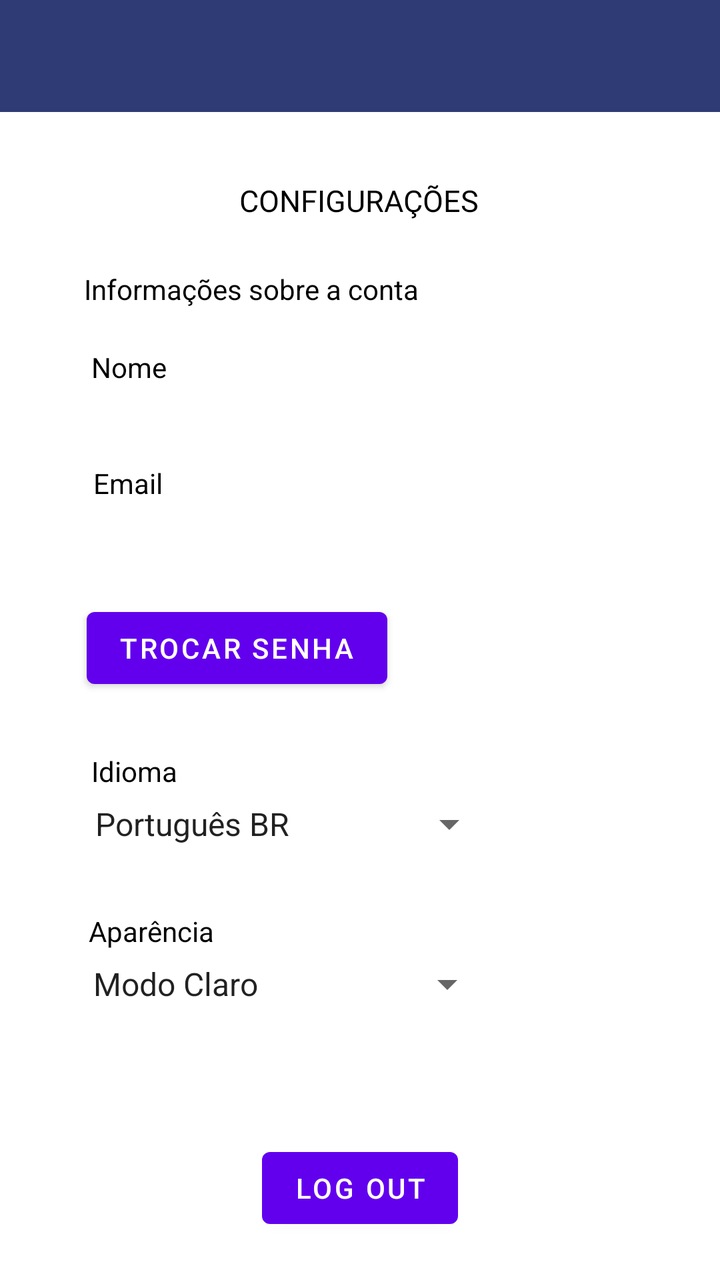
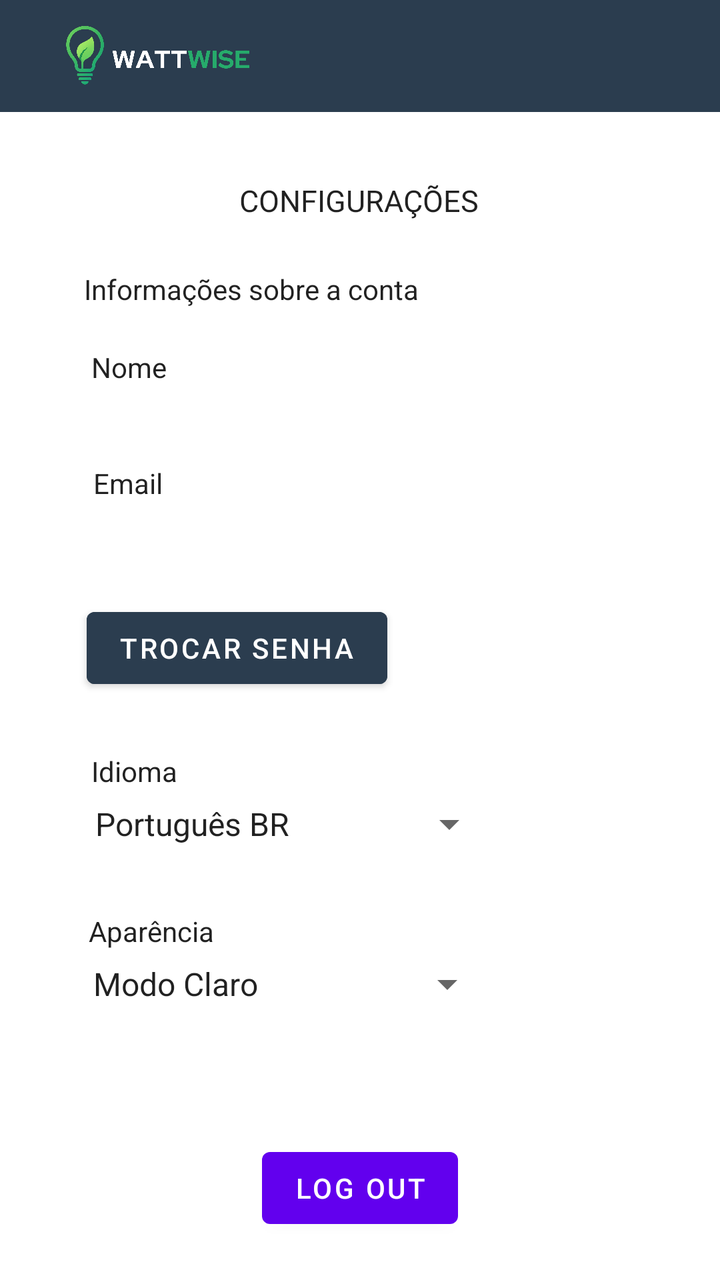

Two renders of the same Android screen: before a commit and after it. Below are the layout's source before the change and the commit's diff.
<!-- AndroidManifest.xml: application theme Theme.WattWiseApp -->
<!-- res/layout/activity_settings.xml -->
<?xml version="1.0" encoding="utf-8"?>
<androidx.constraintlayout.widget.ConstraintLayout xmlns:android="http://schemas.android.com/apk/res/android"
    xmlns:app="http://schemas.android.com/apk/res-auto"
    xmlns:tools="http://schemas.android.com/tools"
    android:id="@+id/main"
    android:layout_width="match_parent"
    android:layout_height="match_parent"
    android:background="#FFFFFF"
    tools:context=".settings">

    
    <com.google.android.material.appbar.MaterialToolbar
        android:id="@+id/toolbar"
        android:layout_width="0dp"
        android:layout_height="wrap_content"
        android:background="#2F3B75"
        android:title="Dashboard"
        android:titleTextColor="@android:color/white"
        app:popupTheme="@style/MenuBranco"
        app:layout_constraintEnd_toEndOf="parent"
        app:layout_constraintStart_toStartOf="parent"
        app:layout_constraintTop_toTopOf="parent" />

    <TextView
        android:id="@+id/textView6"
        android:layout_width="121dp"
        android:layout_height="20dp"
        android:text="CONFIGURAÇÕES"
        android:textSize="15dp"
        android:textColor="#000000"
        app:layout_constraintBottom_toBottomOf="parent"
        app:layout_constraintEnd_toEndOf="parent"
        app:layout_constraintStart_toStartOf="parent"
        app:layout_constraintTop_toBottomOf="@+id/toolbar"
        app:layout_constraintVertical_bias="0.06" />

    <Button
        android:id="@+id/btnChangePassword"
        android:layout_width="wrap_content"
        android:layout_height="wrap_content"
        android:layout_marginTop="25dp"
        android:text="Trocar senha"
        app:layout_constraintEnd_toEndOf="parent"
        app:layout_constraintHorizontal_bias="0.206"
        app:layout_constraintStart_toStartOf="parent"
        app:layout_constraintTop_toBottomOf="@+id/txtDisplayEmail" />

    <TextView
        android:id="@+id/textView12"
        android:layout_width="wrap_content"
        android:layout_height="wrap_content"
        android:layout_marginTop="15dp"
        android:layout_marginBottom="5dp"
        android:text="Email"
        android:textColor="#000000"
        android:textColorHint="#FF0000"
        app:layout_constraintBottom_toTopOf="@+id/txtDisplayEmail"
        app:layout_constraintEnd_toEndOf="parent"
        app:layout_constraintHorizontal_bias="0.143"
        app:layout_constraintStart_toStartOf="parent"
        app:layout_constraintTop_toBottomOf="@+id/txtDisplayNome" />

    <TextView
        android:id="@+id/txtDisplayEmail"
        android:layout_width="wrap_content"
        android:layout_height="wrap_content"
        android:layout_marginStart="55dp"
        android:text=""
        app:layout_constraintBottom_toTopOf="@+id/btnChangePassword"
        app:layout_constraintEnd_toEndOf="parent"
        app:layout_constraintHorizontal_bias="0.0"
        app:layout_constraintStart_toStartOf="parent"
        app:layout_constraintTop_toBottomOf="@+id/textView12" />

    <TextView
        android:id="@+id/textView10"
        android:layout_width="wrap_content"
        android:layout_height="wrap_content"
        android:layout_marginTop="20dp"
        android:layout_marginBottom="5dp"
        android:text="Nome"
        android:textColor="#000000"
        android:textColorHint="#FF0000"
        app:layout_constraintBottom_toTopOf="@+id/txtDisplayNome"
        app:layout_constraintEnd_toEndOf="parent"
        app:layout_constraintHorizontal_bias="0.142"
        app:layout_constraintStart_toStartOf="parent"
        app:layout_constraintTop_toBottomOf="@+id/textView9" />

    <TextView
        android:id="@+id/txtDisplayNome"
        android:layout_width="wrap_content"
        android:layout_height="wrap_content"
        android:layout_marginStart="55dp"
        android:text=""
        app:layout_constraintBottom_toTopOf="@+id/textView12"
        app:layout_constraintEnd_toEndOf="parent"
        app:layout_constraintHorizontal_bias="0.0"
        app:layout_constraintStart_toStartOf="parent"
        app:layout_constraintTop_toBottomOf="@+id/textView10" />

    <TextView
        android:id="@+id/textView9"
        android:layout_width="wrap_content"
        android:layout_height="wrap_content"
        android:layout_marginTop="25dp"
        android:text="Informações sobre a conta"
        android:textColor="#000000"
        app:layout_constraintBottom_toTopOf="@+id/textView10"
        app:layout_constraintEnd_toEndOf="parent"
        app:layout_constraintHorizontal_bias="0.218"
        app:layout_constraintStart_toStartOf="parent"
        app:layout_constraintTop_toBottomOf="@+id/textView6" />


    <Spinner
        android:id="@+id/edtIdioma"
        android:layout_width="209dp"
        android:layout_height="wrap_content"
        android:layout_marginTop="5dp"
        android:entries="@array/idiomas"
        android:textColor="#000000"
        app:layout_constraintEnd_toEndOf="parent"
        app:layout_constraintHorizontal_bias="0.262"
        app:layout_constraintStart_toStartOf="parent"
        app:layout_constraintTop_toBottomOf="@+id/textView13" />

    <Spinner
        android:id="@+id/edtIdioma2"
        android:layout_width="209dp"
        android:layout_height="wrap_content"
        android:layout_marginTop="5dp"
        android:entries="@array/aparencia"
        android:textColor="#000000"
        app:layout_constraintEnd_toEndOf="parent"
        app:layout_constraintHorizontal_bias="0.257"
        app:layout_constraintStart_toStartOf="parent"
        app:layout_constraintTop_toBottomOf="@+id/textView14" />

    <TextView
        android:id="@+id/textView13"
        android:layout_width="wrap_content"
        android:layout_height="wrap_content"
        android:layout_marginTop="28dp"
        android:text="Idioma"
        android:textColor="#000000"
        app:layout_constraintBottom_toTopOf="@+id/edtIdioma"
        app:layout_constraintEnd_toEndOf="parent"
        app:layout_constraintHorizontal_bias="0.144"
        app:layout_constraintStart_toStartOf="parent"
        app:layout_constraintTop_toBottomOf="@+id/btnChangePassword" />

    <TextView
        android:id="@+id/textView14"
        android:layout_width="wrap_content"
        android:layout_height="wrap_content"
        android:layout_marginTop="32dp"
        android:text="Aparência"
        android:textColor="#000000"
        app:layout_constraintBottom_toTopOf="@+id/edtIdioma2"
        app:layout_constraintEnd_toEndOf="parent"
        app:layout_constraintHorizontal_bias="0.149"
        app:layout_constraintStart_toStartOf="parent"
        app:layout_constraintTop_toBottomOf="@+id/edtIdioma" />

    <Button
        android:id="@+id/btnLogOut"
        android:layout_width="wrap_content"
        android:layout_height="wrap_content"
        android:text="Log Out"
        app:layout_constraintBottom_toBottomOf="parent"
        app:layout_constraintEnd_toEndOf="parent"
        app:layout_constraintStart_toStartOf="parent"
        app:layout_constraintTop_toBottomOf="@+id/toolbar"
        app:layout_constraintVertical_bias="0.959" />

</androidx.constraintlayout.widget.ConstraintLayout>
<!-- resources referenced by this layout -->
<resources>
  <string-array name="aparencia">
          <item>Modo Claro</item>
          <item>Modo Escuro</item>
      </string-array>
  <string-array name="idiomas">
          <item>Português BR</item>
          <item>English</item>
          <item>Español</item>
      </string-array>
  <style name="MenuBranco" parent="ThemeOverlay.Material3.Light">
          <item name="colorSurface">#FFFFFF</item>
          <item name="colorOnSurface">#000000</item>
          <item name="android:background">#FFFFFF</item>
      </style>
  <style name="Theme.WattWiseApp" parent="Base.Theme.WattWiseApp" />
  <style name="Base.Theme.WattWiseApp" parent="Theme.MaterialComponents.DayNight.NoActionBar">
          
          
      </style>
</resources>

<!-- the commit's change to res/layout/activity_settings.xml (unified diff, before → after) -->
@@ -5,7 +5,6 @@
     android:id="@+id/main"
     android:layout_width="match_parent"
     android:layout_height="match_parent"
-    android:background="#FFFFFF"
     tools:context=".settings">
 
     
@@ -13,7 +12,7 @@
         android:id="@+id/toolbar"
         android:layout_width="0dp"
         android:layout_height="wrap_content"
-        android:background="#2F3B75"
+        android:background="#2B3D4F"
         android:title="Dashboard"
         android:titleTextColor="@android:color/white"
         app:popupTheme="@style/MenuBranco"
@@ -21,13 +20,26 @@
         app:layout_constraintStart_toStartOf="parent"
         app:layout_constraintTop_toTopOf="parent" />
 
+    <ImageView
+        android:layout_width="120dp"
+        android:layout_height="32dp"
+        android:layout_gravity="start"
+        android:layout_marginStart="-200dp"
+        android:scaleType="fitCenter"
+        android:src="@drawable/logoo"
+        app:layout_constraintBottom_toBottomOf="@+id/toolbar"
+        app:layout_constraintEnd_toEndOf="@+id/toolbar"
+        app:layout_constraintStart_toStartOf="@+id/toolbar"
+        app:layout_constraintTop_toTopOf="parent" />
+
+
     <TextView
         android:id="@+id/textView6"
         android:layout_width="121dp"
         android:layout_height="20dp"
         android:text="CONFIGURAÇÕES"
         android:textSize="15dp"
-        android:textColor="#000000"
+        android:textColor="?android:attr/textColorPrimary"
         app:layout_constraintBottom_toBottomOf="parent"
         app:layout_constraintEnd_toEndOf="parent"
         app:layout_constraintStart_toStartOf="parent"
@@ -40,6 +52,7 @@
         android:layout_height="wrap_content"
         android:layout_marginTop="25dp"
         android:text="Trocar senha"
+        android:backgroundTint="#2B3D4F"
         app:layout_constraintEnd_toEndOf="parent"
         app:layout_constraintHorizontal_bias="0.206"
         app:layout_constraintStart_toStartOf="parent"
@@ -52,7 +65,7 @@
         android:layout_marginTop="15dp"
         android:layout_marginBottom="5dp"
         android:text="Email"
-        android:textColor="#000000"
+        android:textColor="?android:attr/textColorPrimary"
         android:textColorHint="#FF0000"
         app:layout_constraintBottom_toTopOf="@+id/txtDisplayEmail"
         app:layout_constraintEnd_toEndOf="parent"
@@ -79,7 +92,7 @@
         android:layout_marginTop="20dp"
         android:layout_marginBottom="5dp"
         android:text="Nome"
-        android:textColor="#000000"
+        android:textColor="?android:attr/textColorPrimary"
         android:textColorHint="#FF0000"
         app:layout_constraintBottom_toTopOf="@+id/txtDisplayNome"
         app:layout_constraintEnd_toEndOf="parent"
@@ -105,7 +118,7 @@
         android:layout_height="wrap_content"
         android:layout_marginTop="25dp"
         android:text="Informações sobre a conta"
-        android:textColor="#000000"
+        android:textColor="?android:attr/textColorPrimary"
         app:layout_constraintBottom_toTopOf="@+id/textView10"
         app:layout_constraintEnd_toEndOf="parent"
         app:layout_constraintHorizontal_bias="0.218"
@@ -119,19 +132,19 @@
         android:layout_height="wrap_content"
         android:layout_marginTop="5dp"
         android:entries="@array/idiomas"
-        android:textColor="#000000"
+        android:textColor="?android:attr/textColorPrimary"
         app:layout_constraintEnd_toEndOf="parent"
         app:layout_constraintHorizontal_bias="0.262"
         app:layout_constraintStart_toStartOf="parent"
         app:layout_constraintTop_toBottomOf="@+id/textView13" />
 
     <Spinner
-        android:id="@+id/edtIdioma2"
+        android:id="@+id/edtAparencia"
         android:layout_width="209dp"
         android:layout_height="wrap_content"
         android:layout_marginTop="5dp"
         android:entries="@array/aparencia"
-        android:textColor="#000000"
+        android:textColor="?android:attr/textColorPrimary"
         app:layout_constraintEnd_toEndOf="parent"
         app:layout_constraintHorizontal_bias="0.257"
         app:layout_constraintStart_toStartOf="parent"
@@ -143,7 +156,7 @@
         android:layout_height="wrap_content"
         android:layout_marginTop="28dp"
         android:text="Idioma"
-        android:textColor="#000000"
+        android:textColor="?android:attr/textColorPrimary"
         app:layout_constraintBottom_toTopOf="@+id/edtIdioma"
         app:layout_constraintEnd_toEndOf="parent"
         app:layout_constraintHorizontal_bias="0.144"
@@ -156,8 +169,8 @@
         android:layout_height="wrap_content"
         android:layout_marginTop="32dp"
         android:text="Aparência"
-        android:textColor="#000000"
-        app:layout_constraintBottom_toTopOf="@+id/edtIdioma2"
+        android:textColor="?android:attr/textColorPrimary"
+        app:layout_constraintBottom_toTopOf="@+id/edtAparencia"
         app:layout_constraintEnd_toEndOf="parent"
         app:layout_constraintHorizontal_bias="0.149"
         app:layout_constraintStart_toStartOf="parent"
<!-- resource entries referenced after the edit -->
@@ -9,6 +9,7 @@
           <item>English</item>
           <item>Español</item>
       </string-array>
+  <!-- drawable logoo: png bitmap (drawable, 169475 bytes) -->
   <style name="MenuBranco" parent="ThemeOverlay.Material3.Light">
           <item name="colorSurface">#FFFFFF</item>
           <item name="colorOnSurface">#000000</item>
